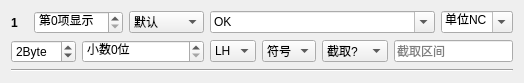
This is test_result_interface.ui in m-RNA/labview-ini-editor as Qt 5 draws it before an edit. The edited form follows.
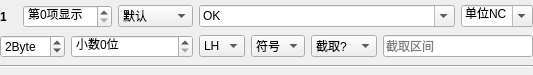
This is the edited form.

```diff
--- a/test_result_interface.ui
+++ b/test_result_interface.ui
@@ -6,7 +6,7 @@
    <rect>
     <x>0</x>
     <y>0</y>
-    <width>524</width>
+    <width>533</width>
     <height>75</height>
    </rect>
   </property>
@@ -14,6 +14,18 @@
    <string>Form</string>
   </property>
   <layout class="QGridLayout" name="gridLayout">
+   <property name="leftMargin">
+    <number>0</number>
+   </property>
+   <property name="topMargin">
+    <number>4</number>
+   </property>
+   <property name="rightMargin">
+    <number>0</number>
+   </property>
+   <property name="bottomMargin">
+    <number>4</number>
+   </property>
    <item row="0" column="0">
     <widget class="QLabel" name="lbIndex">
      <property name="font">
```
Left out of the diff: 4 changed lines with no effect on the pictures.
